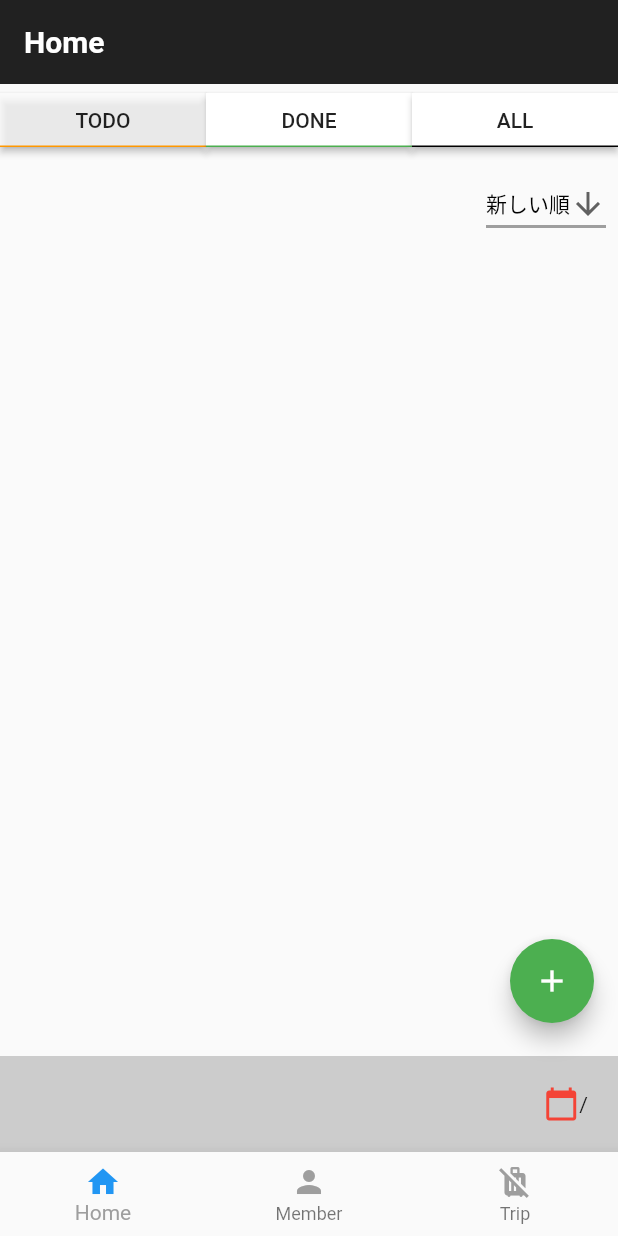
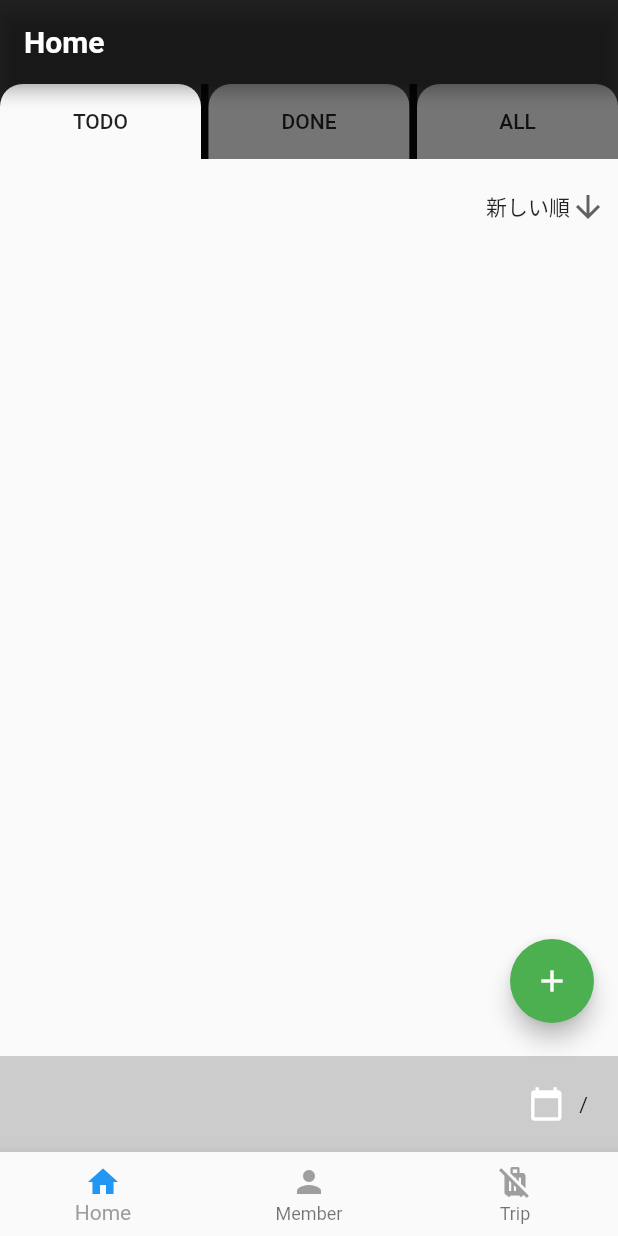
Before and after one commit to y0303noki/minwari, a Flutter app: the screen it shows after launch, on a phone screen of 412 x 824 dp. Run offline on Flutter 3.47's test engine with Material 2 defaults, Android fonts, the phone set to English and light mode, and no system bars; our stand-ins replace shared_preferences.

Commit message:
ダークモード対応

```diff
--- a/lib/Item/add_item_page.dart
+++ b/lib/Item/add_item_page.dart
@@ -146,6 +146,7 @@ Future addItem(AddUpdateItemModel model, BuildContext context) async {
         createdAt: now,
         updatedAt: now);
     await model.addItem(newItem);
+
 //    await showDialog(
 //      context: context,
 //      builder: (BuildContext context) {
--- a/lib/footer/trip_footer.dart
+++ b/lib/footer/trip_footer.dart
@@ -43,7 +43,10 @@ class TripFooter extends StatelessWidget {
           /*3*/
           Icon(
             Icons.calendar_today,
-            color: Colors.red,
+            color: Colors.white,
+          ),
+          Container(
+            width: 10,
           ),
           Text(
             '$eventAtMonth/$eventAtDate',
--- a/lib/home/home.dart
+++ b/lib/home/home.dart
@@ -23,6 +23,8 @@ class HomePage extends StatelessWidget {
   Widget build(BuildContext context) {
     return MaterialApp(
       debugShowCheckedModeBanner: false, // <- Debug の 表示を OFF
+      theme: ThemeData.light(),
+      darkTheme: ThemeData.dark(),
       home: ChangeNotifierProvider<AddUpdateItemModel>(
         create: (_) => AddUpdateItemModel()..getItems(SwitchType.UN_PAID),
         child: Consumer<AddUpdateItemModel>(
@@ -60,22 +62,28 @@ class HomePage extends StatelessWidget {
                 ),
               ),
               backgroundColor: Colors.black87,
-              elevation: 0.0,
             ),
             body: Column(
               children: [
-                Row(
+                Container(
+                  color: Colors.black87,
+                  child: Row(
                       mainAxisAlignment: MainAxisAlignment.spaceBetween,
                       children: [
                         Expanded(
-                        child: RaisedButton(
+                          child: FlatButton(
+                            height: 50,
+                            shape: RoundedRectangleBorder(
+                                borderRadius: BorderRadius.only(
+                                    topLeft: Radius.circular(15.0),
+                                    topRight: Radius.circular(15.0))),
                             child: const Text('TODO'),
                             color: this.switchType == SwitchType.UN_PAID
-                              ? Colors.white70
-                              : Colors.white,
-                          shape: Border(
-                            bottom: BorderSide(color: Colors.orange),
-                          ),
+                                ? Theme.of(context).scaffoldBackgroundColor
+                                : Colors.grey[600],
+//                          shape: Border(
+//                            bottom: BorderSide(color: Colors.orange),
+//                          ),
                             onPressed: () {
                               switchButtonService
                                   .setSwitchType(SwitchType.UN_PAID);
@@ -83,30 +91,49 @@ class HomePage extends StatelessWidget {
                             },
                           ),
                         ),
+                        Container(
+                          color: Colors.black87,
+                          height: 50,
+                          width: 5,
+                        ),
                         Expanded(
-                        child: RaisedButton(
+                          child: FlatButton(
+                            height: 50,
+                            shape: RoundedRectangleBorder(
+                                borderRadius: BorderRadius.only(
+                                    topLeft: Radius.circular(15.0),
+                                    topRight: Radius.circular(15.0))),
+
                             child: const Text('DONE'),
                             color: this.switchType == SwitchType.PAID
-                              ? Colors.white70
-                              : Colors.white,
-                          shape: Border(
-                            bottom: BorderSide(color: Colors.green),
-                          ),
+                                ? Theme.of(context).scaffoldBackgroundColor
+                                : Colors.grey[600],
+//                          shape: Border(
+//                            bottom: BorderSide(color: Colors.green),
+//                          ),
                             onPressed: () {
-                            switchButtonService.setSwitchType(SwitchType.PAID);
+                              switchButtonService
+                                  .setSwitchType(SwitchType.PAID);
                               model.getItems(SwitchType.PAID);
                             },
                           ),
                         ),
+                        Container(
+                          color: Colors.black87,
+                          height: 50,
+                          width: 5,
+                        ),
                         Expanded(
-                        child: RaisedButton(
+                          child: FlatButton(
+                            height: 50,
+                            shape: RoundedRectangleBorder(
+                                borderRadius: BorderRadius.only(
+                                    topLeft: Radius.circular(15.0),
+                                    topRight: Radius.circular(15.0))),
                             child: const Text('ALL'),
                             color: this.switchType == SwitchType.All
-                              ? Colors.white70
-                              : Colors.white,
-                          shape: Border(
-                            bottom: BorderSide(color: Colors.black),
-                          ),
+                                ? Theme.of(context).scaffoldBackgroundColor
+                                : Colors.grey[600],
                             onPressed: () {
                               switchType = SwitchType.All;
                               switchButtonService.setSwitchType(SwitchType.All);
@@ -115,6 +142,7 @@ class HomePage extends StatelessWidget {
                           ),
                         ),
                       ]),
+                ),
                 Row(mainAxisAlignment: MainAxisAlignment.end, children: [
                   Padding(
                     padding: const EdgeInsets.all(8.0),
@@ -339,10 +367,9 @@ Widget dropDownList(BuildContext context, AddUpdateItemModel model) {
     icon: Icon(Icons.arrow_downward),
     iconSize: 24,
     elevation: 16,
-    style: TextStyle(color: Colors.black),
+    style: TextStyle(color: Theme.of(context).textTheme.bodyText1.color),
     underline: Container(
-      height: 2,
-      color: Colors.grey,
+      height: 0,
     ),
     onChanged: (String newValue) {
       model.setOrderItem(newValue);
--- a/lib/main.dart
+++ b/lib/main.dart
@@ -11,9 +11,8 @@ class MyApp extends StatelessWidget {
   Widget build(BuildContext context) {
     return MaterialApp(
       title: 'Flutter Demo',
-      theme: ThemeData(
-        primarySwatch: Colors.blue,
-      ),
+      theme: ThemeData.light(),
+      darkTheme: ThemeData.dark(),
       home: HomePage(),
     );
   }
--- a/lib/member/member_list_page.dart
+++ b/lib/member/member_list_page.dart
@@ -12,6 +12,8 @@ class MemberListPage extends StatelessWidget {
   Widget build(BuildContext context) {
     return MaterialApp(
       debugShowCheckedModeBanner: false, // <- Debug の 表示を OFF
+      theme: ThemeData.light(),
+      darkTheme: ThemeData.dark(),
       home: ChangeNotifierProvider<AddUpdateMemberModel>(
         create: (_) => AddUpdateMemberModel()..getMembers(),
         child: Consumer<AddUpdateMemberModel>(
@@ -188,7 +190,7 @@ List<Widget> _setMembers(
           ),
 
           child: ListTile(
-            leading: Icon(Icons.person),
+            leading: Icon(Icons.person_outline_rounded),
             title: Text(member.name),
             onTap: () async {
               // タップして詳細表示
--- a/lib/trip/trip_list_page.dart
+++ b/lib/trip/trip_list_page.dart
@@ -18,6 +18,8 @@ class TripListPage extends StatelessWidget {
   Widget build(BuildContext context) {
     return MaterialApp(
       debugShowCheckedModeBanner: false, // <- Debug の 表示を OFF
+      theme: ThemeData.light(),
+      darkTheme: ThemeData.dark(),
       home: ChangeNotifierProvider<AddUpdateTripModel>(
         create: (_) => AddUpdateTripModel()
           ..getTrips().then((value) =>
```
Also changed, not shown: 2 other files. Lines whose indentation alone changed are shown as unchanged.
